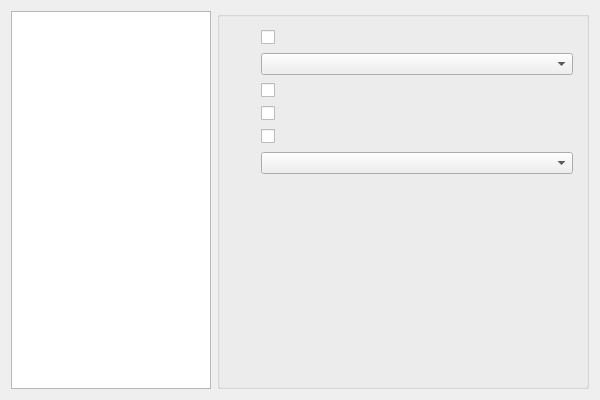
First picture: the form in org.nickvision.tubeconverter.qt/src/views/settingsdialog.ui, repository NickvisionApps/Parabolic, before the edit.
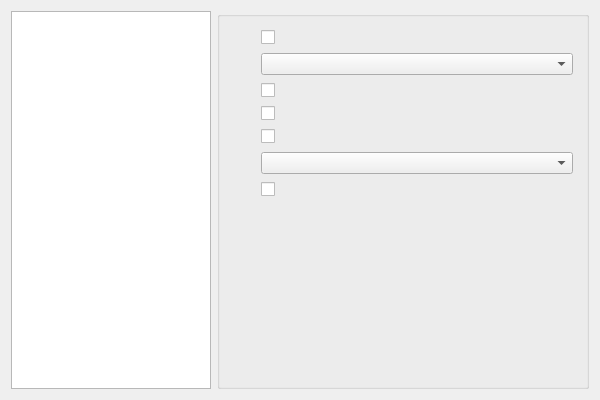
Second picture: the form after the edit. The open tabs and pages were chosen to show the change. Icons and pictures are not drawn.

The edit to the form file:
```diff
--- a/org.nickvision.tubeconverter.qt/src/views/settingsdialog.ui
+++ b/org.nickvision.tubeconverter.qt/src/views/settingsdialog.ui
@@ -113,7 +113,7 @@
           <property name="verticalSpacing">
            <number>8</number>
           </property>
-          <item row="6" column="0">
+          <item row="7" column="0">
            <spacer name="verticalSpacer_2">
             <property name="orientation">
              <enum>Qt::Orientation::Vertical</enum>
@@ -162,6 +162,12 @@
           <item row="5" column="1">
            <widget class="QComboBox" name="cmbPreferredVideoCodec"/>
           </item>
+          <item row="6" column="0">
+           <widget class="QLabel" name="lblRecoverCrashedDownloads"/>
+          </item>
+          <item row="6" column="1">
+           <widget class="QCheckBox" name="chkRecoverCrashedDownloads"/>
+          </item>
          </layout>
         </widget>
         <widget class="QWidget" name="pageDownloader">
```
Left out of the diff: 2 changed lines with no effect on the pictures.
